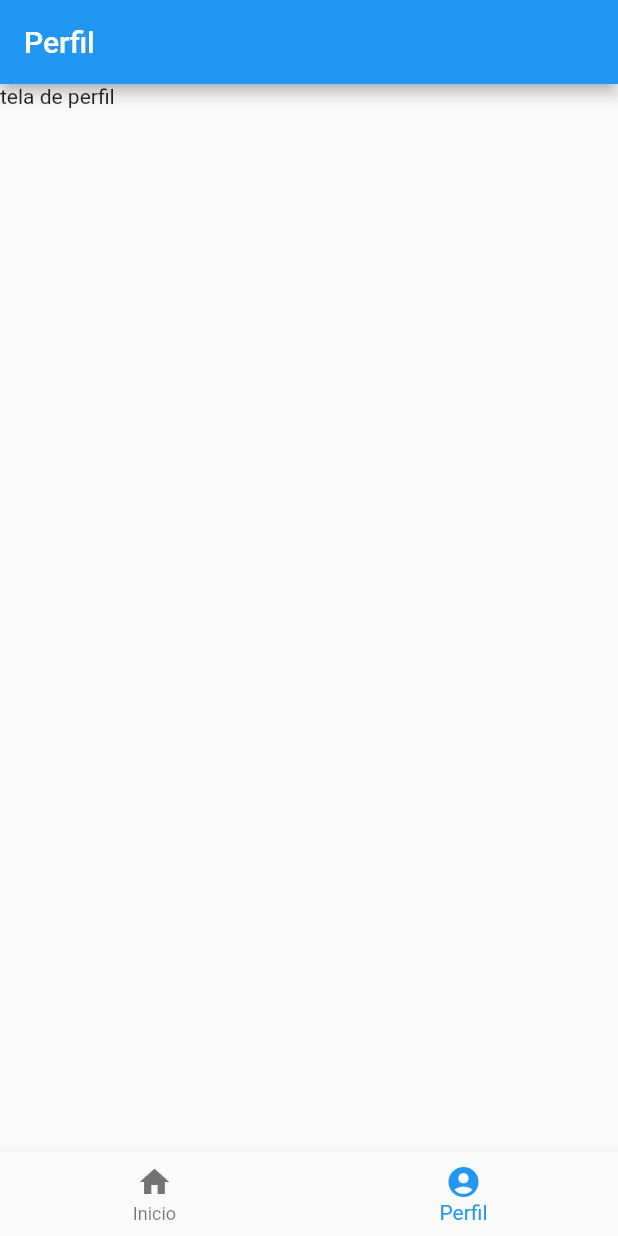
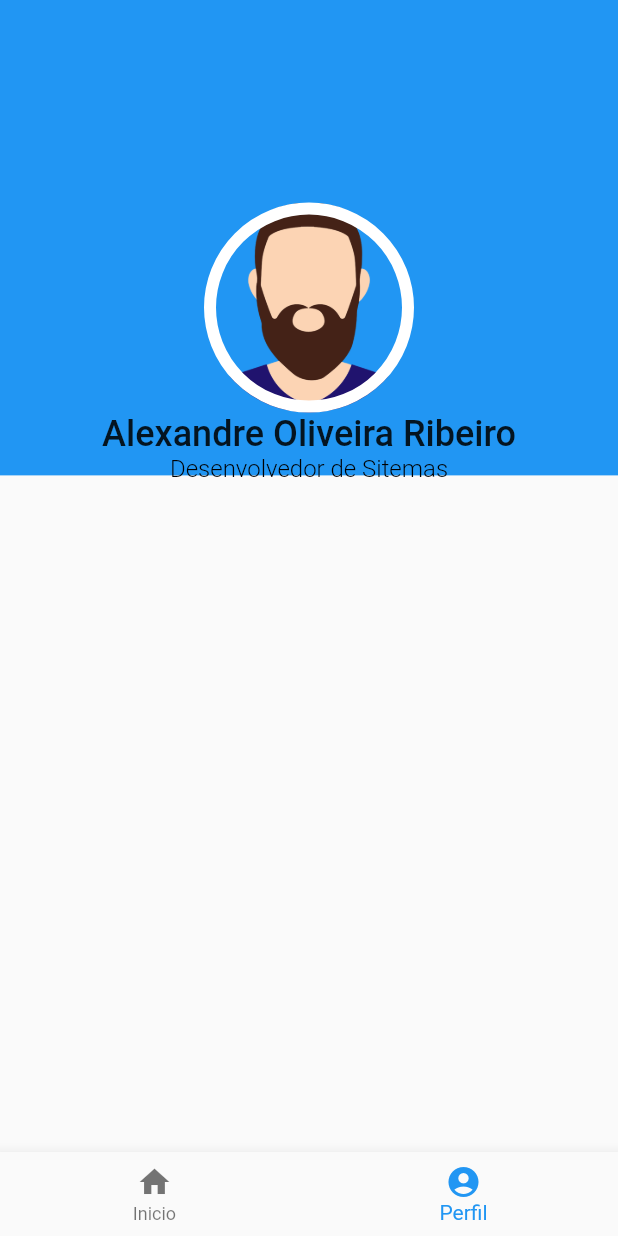
Before and after one commit to GabrielCamMon/majob, a Flutter app: the screen it shows after launch, item 2 of the bottom bar chosen, on a phone screen of 412 x 824 dp. Run offline on Flutter 3.47's test engine with Material 2 defaults, Android fonts, the phone set to English and light mode, and no system bars; our stand-ins replace firebase_auth, firebase_database, google_sign_in; accounts and stored records are empty.

Commit message:
criados os widget das imagens do perfil"

```diff
--- a/lib/Home/home.dart
+++ b/lib/Home/home.dart
@@ -8,6 +8,7 @@ class Home extends StatelessWidget {
         title: Text('Home'),
       ),
       body: Text('Tela de sshome'),
+
     );
   }
 }
--- /dev/null
+++ b/lib/profile/model.dart
@@ -0,0 +1,17 @@
+import 'package:majob/profile/profile.dart';
+
+class ProfileModel {
+  String name;
+  String sex;
+  String age;
+  String city;
+  String specialty;
+
+  ProfileModel({
+    this.name,
+    this.sex,
+    this.age,
+    this.city,
+    this.specialty
+  });
+}
--- a/lib/profile/profile.dart
+++ b/lib/profile/profile.dart
@@ -1,16 +1,81 @@
 import 'package:flutter/material.dart';
+import 'package:majob/profile/model.dart';
 
 class Profile extends StatelessWidget {
+
+  final profile= ProfileModel(
+    name: 'Alexandre Oliveira Ribeiro',
+    age: '25',
+    city: 'Fortaleza',
+    sex: 'M',
+    specialty: 'Desenvolvedor de Sitemas'
+  );
+
+
+  Widget _buildCoverBackground(Size screensize){
+    return Container(
+      height: screensize.height/2.6,
+      color: Colors.blue[500],
+
+    );
+  }
+
+  Widget _buildProfileImage(){
+    return Center(
+      child: Container(
+        width: 140.0,
+        height: 140.0,
+        decoration: BoxDecoration(
+          image: DecorationImage(
+            image: AssetImage('assets/images/avatar_h.png'),
+            fit: BoxFit.cover
+          ),
+          borderRadius: BorderRadius.circular(80.0),
+          border: Border.all(
+            color: Colors.white,
+            width: 8.0
+          )
+        ),
+      ),
+    );
+  }
+
   @override
   Widget build(BuildContext context) {
+    //pegando medidas para ficar padronizado (independente da tela)
+    Size screenSize = MediaQuery.of(context).size;
     return Scaffold(
-        appBar: AppBar(
-          title: Text('Perfil'),
+      body: Stack(
+        children: <Widget>[
+          _buildCoverBackground(screenSize),
+          SafeArea(
+            child: SingleChildScrollView(
+              child: Column(
+                children: <Widget>[
+                  SizedBox(
+                    height: screenSize.height / 6.1),
+                    _buildProfileImage(),
+                    Text(
+                      profile.name,
+                      style: TextStyle(
+                        fontSize: 24,
+                        fontWeight: FontWeight.w500
+                      ),
+                    ),
+                    Text(
+                      profile.specialty,
+                      style: TextStyle(
+                        color: Colors.black,
+                        fontSize: 16,
+                        fontWeight: FontWeight.w300
+                      ),
 
-        ),
-        // backgroundColor: Theme.of(context).primaryColor,
-        body: Container(
-        child: Text('tela de perfil'),
+                    )
+                ],
+              ),
+            ),
+          )
+        ],
       ),
     );
   }
--- a/pubspec.yaml
+++ b/pubspec.yaml
@@ -48,6 +48,7 @@ flutter:
   assets:
     - assets/
     - assets/images/logowhite.png
+    - assets/images/avatar_h.png
   # The following line ensures that the Material Icons font is
   # included with your application, so that you can use the icons in
   # the material Icons class.
```
Also changed, not shown: assets/images/avatar_h.png (added).
